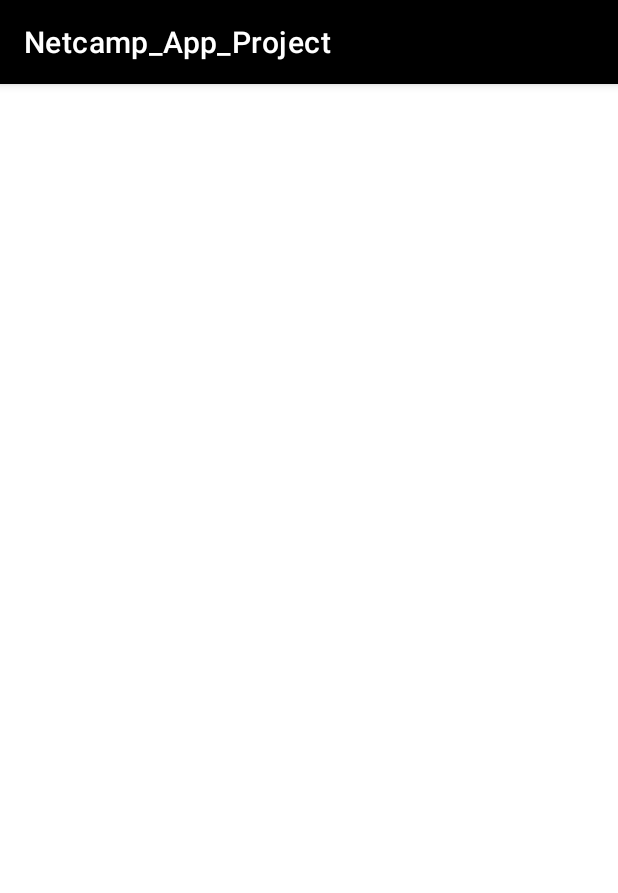
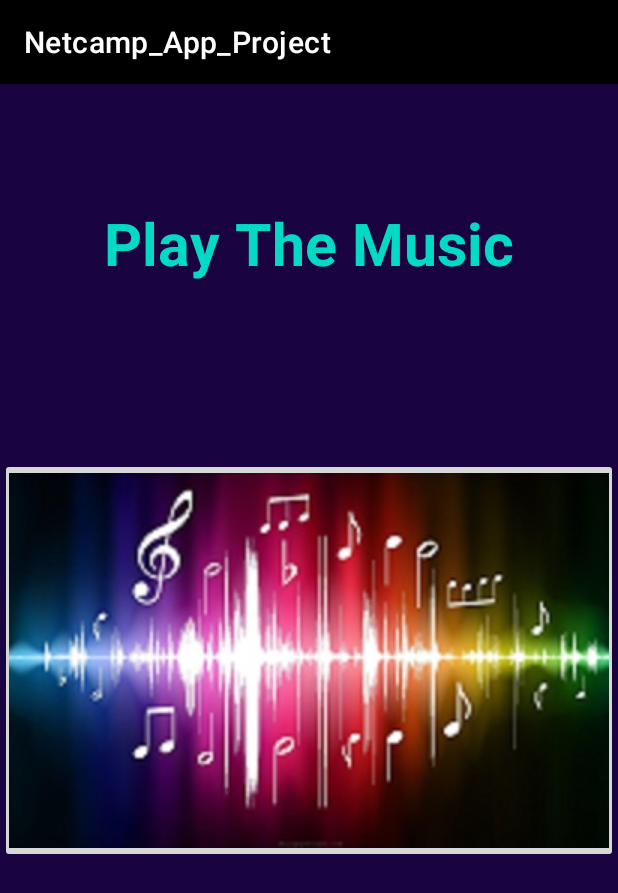
Before and after one commit to pragya-sharma11/Netcamp_App_Project, an Android app: the Music screen opened directly, with no data from a screen before it, on a phone screen of 412 x 824 dp. Shown: the top 893 px of the screen. Run offline under Robolectric (Android 15) with nearby library versions, the phone set to English and light mode, and no system bars.

Commit message:
make functionality for music on/off.

```diff
--- a/app/src/main/java/com/example/netcamp_app_project/Music.java
+++ b/app/src/main/java/com/example/netcamp_app_project/Music.java
@@ -2,13 +2,31 @@ package com.example.netcamp_app_project;
 
 import androidx.appcompat.app.AppCompatActivity;
 
+import android.media.MediaPlayer;
 import android.os.Bundle;
+import android.view.View;
+import android.widget.ImageButton;
 
 public class Music extends AppCompatActivity {
-
+    ImageButton i;
+    Boolean music = false;
+    MediaPlayer mp;
     @Override
     protected void onCreate(Bundle savedInstanceState) {
         super.onCreate(savedInstanceState);
         setContentView(R.layout.activity_music);
+        i = findViewById(R.id.musicButton);
+        mp = MediaPlayer.create(this, R.raw.y);
+        i.setOnClickListener(new View.OnClickListener() {
+            @Override
+            public void onClick(View v) {
+                if(!music){
+                    mp.start();
+                }else{
+                    mp.pause();
+                }
+                music = !music;
+            }
+        });
     }
 }
--- a/app/src/main/res/layout/activity_music.xml
+++ b/app/src/main/res/layout/activity_music.xml
@@ -4,6 +4,32 @@
     xmlns:tools="http://schemas.android.com/tools"
     android:layout_width="match_parent"
     android:layout_height="match_parent"
+    android:background="#1A0341"
     tools:context=".Music">
 
+    <TextView
+        android:id="@+id/MusicTextView"
+        android:layout_width="330dp"
+        android:layout_height="64dp"
+        android:text="Play The Music"
+        android:textAlignment="center"
+        android:textColor="@color/teal_200"
+        android:textSize="39dp"
+        android:textStyle="bold"
+        app:layout_constraintBottom_toBottomOf="parent"
+        app:layout_constraintEnd_toEndOf="parent"
+        app:layout_constraintHorizontal_bias="0.493"
+        app:layout_constraintStart_toStartOf="parent"
+        app:layout_constraintTop_toTopOf="parent"
+        app:layout_constraintVertical_bias="0.113" />
+
+    <ImageButton
+        android:id="@+id/musicButton"
+        android:layout_width="wrap_content"
+        android:layout_height="wrap_content"
+        app:layout_constraintBottom_toBottomOf="parent"
+        app:layout_constraintEnd_toEndOf="parent"
+        app:layout_constraintStart_toStartOf="parent"
+        app:layout_constraintTop_toTopOf="parent"
+        app:srcCompat="@drawable/m" />
 </androidx.constraintlayout.widget.ConstraintLayout>
```
Also changed, not shown: app/src/main/res/drawable/m.jpg (added), 1 other file.
